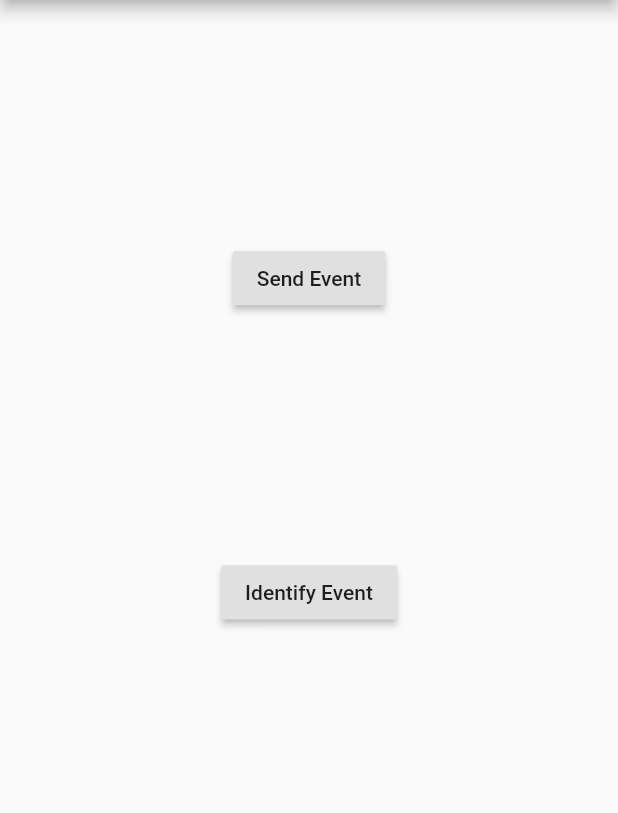
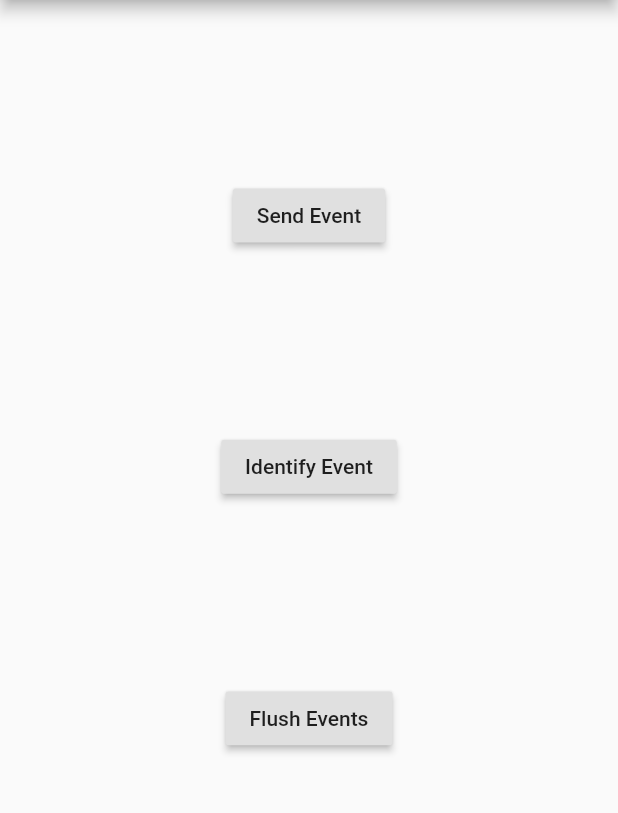
Before and after one commit to amplitude/Amplitude-Flutter-Deprecated, a Flutter app: the screen it shows after launch, on a phone screen of 412 x 824 dp, the part 84-897 px from its top. Run offline on Flutter 3.47's test engine with Material 2 defaults, Android fonts, the phone set to English and light mode, and no system bars; our stand-ins replace device_info.

Commit message:
Enqueue events and flush manually

```diff
--- a/example/lib/main.dart
+++ b/example/lib/main.dart
@@ -17,7 +17,7 @@ class _MyAppState extends State<MyApp> {
   @override
   void initState() {
     super.initState();
-    analytics = AmplitudeFlutter('API_KEY');
+    analytics = AmplitudeFlutter('API_KEY'); // DO NOT CHECK IN
   }
 
   Future<void> _sendEvent() async {
@@ -41,6 +41,14 @@ class _MyAppState extends State<MyApp> {
     });
   }
 
+  Future<void> _flushEvents() async {
+    await analytics.flushEvents();
+
+    setState(() {
+      _message = 'Events flushed.';
+    });
+  }
+
   @override
   Widget build(BuildContext context) {
     return MaterialApp(
@@ -60,6 +68,10 @@ class _MyAppState extends State<MyApp> {
                 child: const Text('Identify Event'),
                 onPressed: _sendIdentify,
               ),
+              RaisedButton(
+                child: const Text('Flush Events'),
+                onPressed: _flushEvents,
+              ),
               Text(
                 _message,
                 style: TextStyle(color: Colors.black, fontSize: 22),
--- a/lib/src/client.dart
+++ b/lib/src/client.dart
@@ -19,9 +19,10 @@ class Client {
 
   final String apiKey;
 
-  Future<void> post(Map<String, dynamic> data) async {
+  /// eventData is either a Map<String, dynamic> or a List<Map<String, dynamic>>
+  Future<void> post(dynamic eventData) async {
     final String uploadTime = DateTime.now().millisecondsSinceEpoch.toString();
-    final String events = json.encode(data);
+    final String events = json.encode(eventData);
     final String checksum = apiVersion + apiKey + events + uploadTime;
     final String md5 = crypto.md5.convert(utf8.encode(checksum)).toString();
 
```
